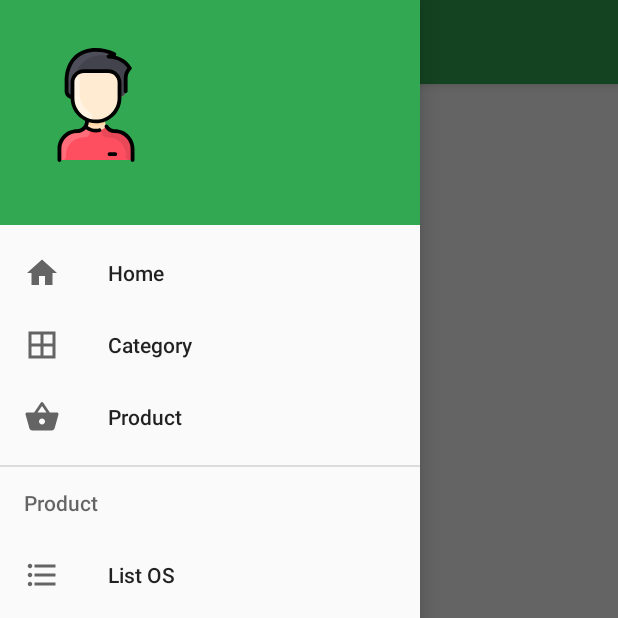
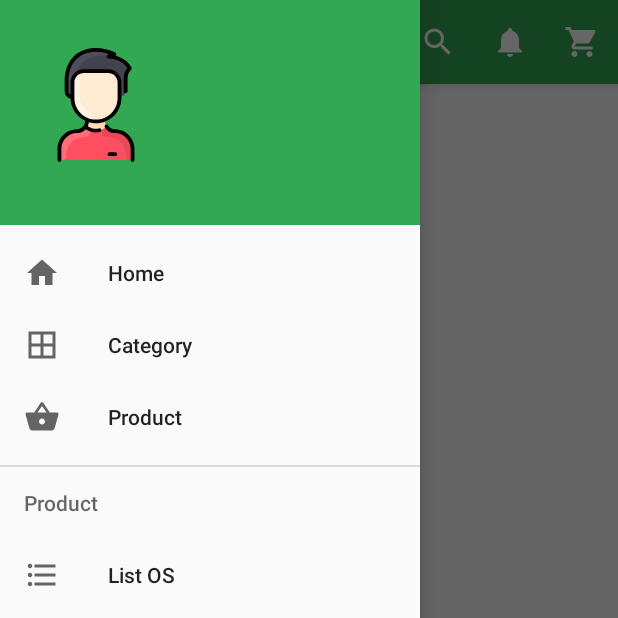
Before and after one commit to rfire12/e-commerce, an Android app: the MainActivity screen opened directly, with no data from a screen before it, with the side drawer open, on a phone screen of 412 x 824 dp, the top half of it. Run offline under Robolectric (Android 15) with nearby library versions, the phone set to English and light mode, and no system bars.

Commit message:
toolbar elements

```diff
--- a/app/src/main/java/com/example/e_commerce/MainActivity.java
+++ b/app/src/main/java/com/example/e_commerce/MainActivity.java
@@ -4,6 +4,9 @@ import androidx.appcompat.app.ActionBarDrawerToggle;
 import androidx.appcompat.app.AppCompatActivity;
 
 import android.os.Bundle;
+import android.view.Menu;
+import android.view.MenuInflater;
+
 import androidx.appcompat.widget.Toolbar;
 import androidx.core.view.GravityCompat;
 import androidx.drawerlayout.widget.DrawerLayout;
@@ -30,6 +33,13 @@ public class MainActivity extends AppCompatActivity {
     }
 
     @Override
+    public boolean onCreateOptionsMenu(Menu menu) {
+        MenuInflater inflater = getMenuInflater();
+        inflater.inflate(R.menu.toolbar, menu);
+        return true;
+    }
+
+    @Override
     public void onBackPressed() {
         if (drawer.isDrawerOpen(GravityCompat.START)) {
             drawer.closeDrawer(GravityCompat.START);
--- /dev/null
+++ b/app/src/main/res/drawable/ic_bell.xml
@@ -0,0 +1,10 @@
+<vector xmlns:android="http://schemas.android.com/apk/res/android"
+    android:width="24dp"
+    android:height="24dp"
+    android:viewportWidth="24"
+    android:viewportHeight="24"
+    android:tint="?attr/colorControlNormal">
+  <path
+      android:fillColor="@android:color/white"
+      android:pathData="M12,22c1.1,0 2,-0.9 2,-2h-4c0,1.1 0.89,2 2,2zM18,16v-5c0,-3.07 -1.64,-5.64 -4.5,-6.32L13.5,4c0,-0.83 -0.67,-1.5 -1.5,-1.5s-1.5,0.67 -1.5,1.5v0.68C7.63,5.36 6,7.92 6,11v5l-2,2v1h16v-1l-2,-2z"/>
+</vector>
--- /dev/null
+++ b/app/src/main/res/drawable/ic_cart.xml
@@ -0,0 +1,10 @@
+<vector xmlns:android="http://schemas.android.com/apk/res/android"
+    android:width="24dp"
+    android:height="24dp"
+    android:viewportWidth="24"
+    android:viewportHeight="24"
+    android:tint="?attr/colorControlNormal">
+  <path
+      android:fillColor="@android:color/white"
+      android:pathData="M7,18c-1.1,0 -1.99,0.9 -1.99,2S5.9,22 7,22s2,-0.9 2,-2 -0.9,-2 -2,-2zM1,2v2h2l3.6,7.59 -1.35,2.45c-0.16,0.28 -0.25,0.61 -0.25,0.96 0,1.1 0.9,2 2,2h12v-2L7.42,15c-0.14,0 -0.25,-0.11 -0.25,-0.25l0.03,-0.12 0.9,-1.63h7.45c0.75,0 1.41,-0.41 1.75,-1.03l3.58,-6.49c0.08,-0.14 0.12,-0.31 0.12,-0.48 0,-0.55 -0.45,-1 -1,-1L5.21,4l-0.94,-2L1,2zM17,18c-1.1,0 -1.99,0.9 -1.99,2s0.89,2 1.99,2 2,-0.9 2,-2 -0.9,-2 -2,-2z"/>
+</vector>
--- /dev/null
+++ b/app/src/main/res/drawable/ic_magnifying_glass.xml
@@ -0,0 +1,10 @@
+<vector xmlns:android="http://schemas.android.com/apk/res/android"
+    android:width="24dp"
+    android:height="24dp"
+    android:viewportWidth="24"
+    android:viewportHeight="24"
+    android:tint="?attr/colorControlNormal">
+  <path
+      android:fillColor="@android:color/white"
+      android:pathData="M15.5,14h-0.79l-0.28,-0.27C15.41,12.59 16,11.11 16,9.5 16,5.91 13.09,3 9.5,3S3,5.91 3,9.5 5.91,16 9.5,16c1.61,0 3.09,-0.59 4.23,-1.57l0.27,0.28v0.79l5,4.99L20.49,19l-4.99,-5zM9.5,14C7.01,14 5,11.99 5,9.5S7.01,5 9.5,5 14,7.01 14,9.5 11.99,14 9.5,14z"/>
+</vector>
--- a/app/src/main/res/layout/activity_login.xml
+++ b/app/src/main/res/layout/activity_login.xml
@@ -62,7 +62,7 @@
         app:layout_constraintTop_toBottomOf="@+id/editTextEmail" />
 
     <TextView
-        android:id="@+id/textView3"
+        android:id="@+id/forgotPassTextView"
         android:layout_width="wrap_content"
         android:layout_height="wrap_content"
         android:layout_marginStart="72dp"
@@ -74,7 +74,7 @@
         app:layout_constraintTop_toBottomOf="@+id/loginButton" />
 
     <TextView
-        android:id="@+id/textView4"
+        android:id="@+id/signUpTextView"
         android:layout_width="wrap_content"
         android:layout_height="wrap_content"
         android:layout_marginTop="20dp"
--- /dev/null
+++ b/app/src/main/res/menu/toolbar.xml
@@ -0,0 +1,22 @@
+<?xml version="1.0" encoding="utf-8"?>
+<menu xmlns:android="http://schemas.android.com/apk/res/android"
+    xmlns:app="http://schemas.android.com/apk/res-auto">
+    <item
+        android:title="Search"
+        android:icon="@drawable/ic_magnifying_glass"
+        android:id="@+id/search"
+        app:showAsAction="ifRoom"
+        />
+    <item
+        android:title="Notifications"
+        android:icon="@drawable/ic_bell"
+        android:id="@+id/notifications"
+        app:showAsAction="ifRoom"
+        />
+    <item
+        android:title="Cart"
+        android:icon="@drawable/ic_cart"
+        android:id="@+id/cart"
+        app:showAsAction="ifRoom"
+        />
+</menu>
--- a/app/src/main/res/values/strings.xml
+++ b/app/src/main/res/values/strings.xml
@@ -6,6 +6,8 @@
     <string name="login">Login</string>
     <string name="forgot_pass">Forgot Password</string>
     <string name="register_now">Register Now</string>
+    <string name="get_pass">Get Password</string>
+    <string name="login_now">Login Now</string>
     <string name="nav_open">Nav Open</string>
     <string name="nav_close">Nav Close</string>
 </resources>
```
Also changed, not shown: app/src/main/java/com/example/e_commerce/ForgotPasswordActivity.java (+28 -0 lines), app/src/main/java/com/example/e_commerce/LoginActivity.java (+15 -2 lines), app/src/main/res/layout/activity_forgot_password.xml (+79 -0 lines).
